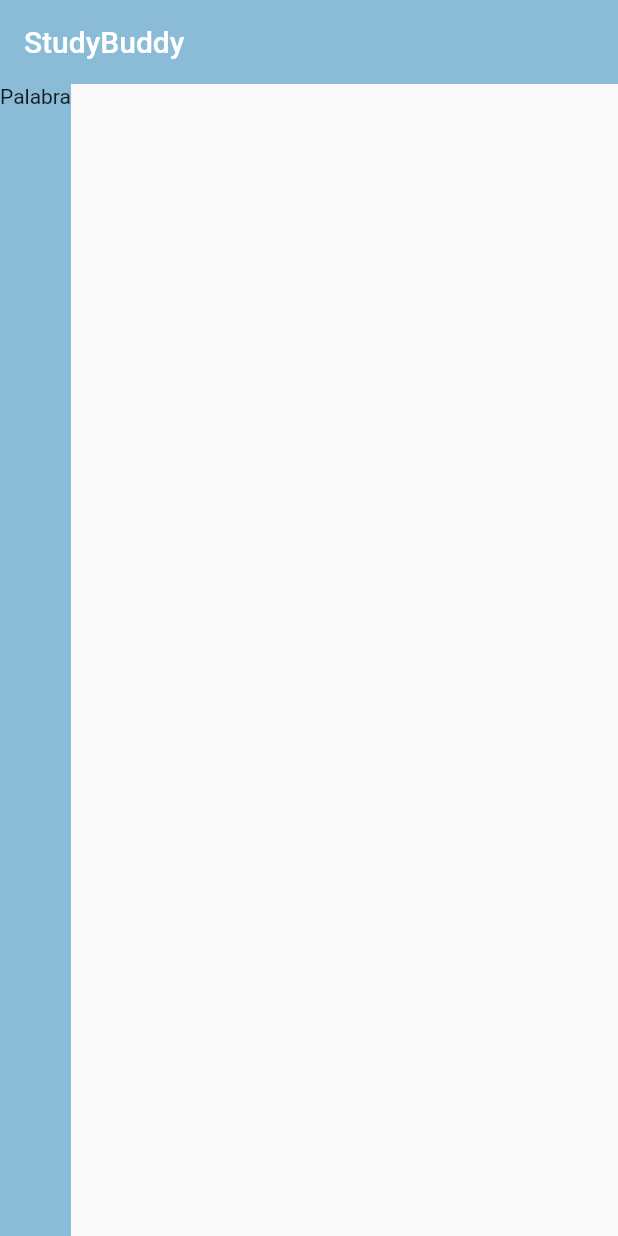
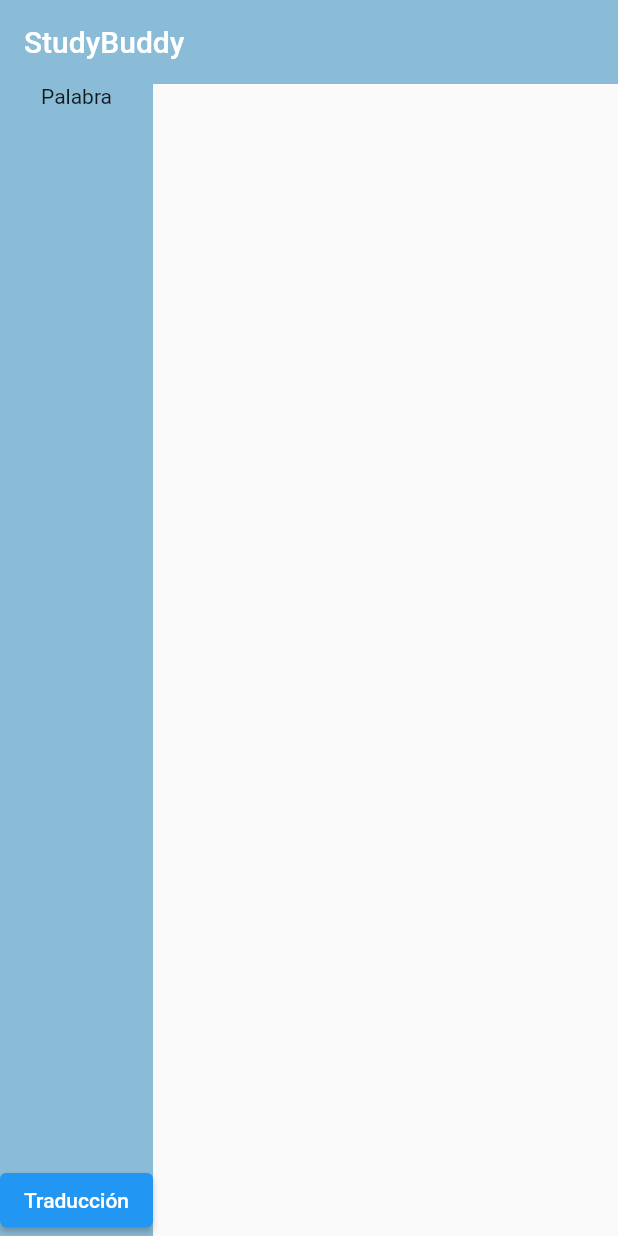
Before and after one commit to Samvargasca/StudyBuddy, a Flutter app: the screen it shows after launch, on a phone screen of 412 x 824 dp. Run offline on Flutter 3.47's test engine with Material 2 defaults, Android fonts, the phone set to English and light mode, and no system bars.

Commit message:
Creación de botón a página traducción

```diff
--- a/lib/src/pages/my_home_page.dart
+++ b/lib/src/pages/my_home_page.dart
@@ -20,11 +20,22 @@ class _MyHomePageState extends State<MyHomePage> {
       ),
       body: Container(
         color: azulClaro,
-        child: const Column(
+        child: Column(
           children: [
-            Expanded(
+            const Expanded(
               child: Text("Palabra"),
             ),
+            ElevatedButton(
+              onPressed: () {
+                // Navegar a la segunda página cuando se presiona el botón
+                Navigator.of(context).push(
+                  MaterialPageRoute(
+                    builder: (context) => TraduccionPage(),
+                  ),
+                );
+              },
+              child: Text("Traducción"),
+            )
           ],
         ),
       ),
```
Also changed, not shown: lib/src/pages/traduccion.dart (added).
